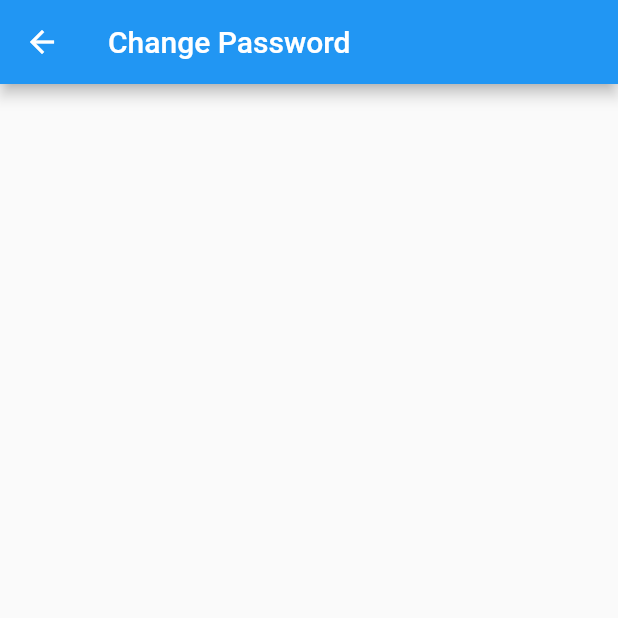
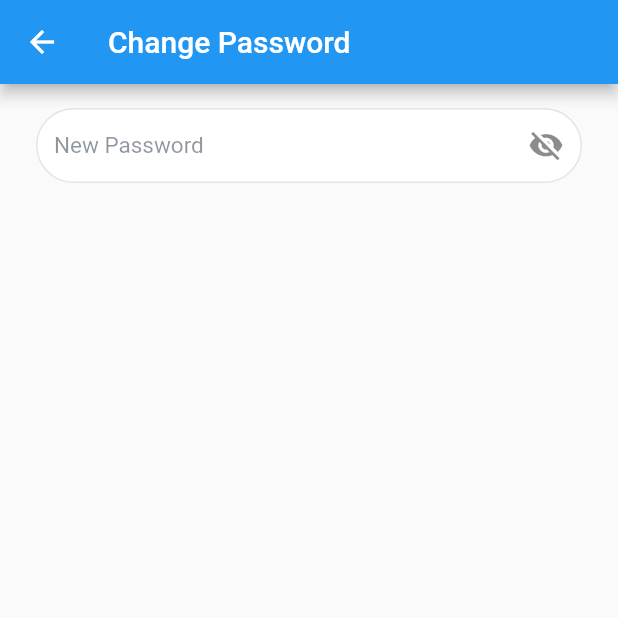
Before and after one commit to xasanov1716/to_do_project, a Flutter app: the ChangePasswordScreen screen opened directly, on a phone screen of 412 x 824 dp, the top half of it. Run offline on Flutter 3.47's test engine with Material 2 defaults, Android fonts, the phone set to English and light mode, and no system bars; drawn by our look-alikes of zoom_tap_animation; our stand-ins replace flutter_screenutil, flutter_svg.

Commit message:
settings screen

```diff
--- a/lib/ui/settings/security/change_password.dart
+++ b/lib/ui/settings/security/change_password.dart
@@ -1,5 +1,6 @@
 import 'package:flutter/material.dart';
 import 'package:to_do_project/ui/settings/security/security_screen.dart';
+import 'package:to_do_project/ui/settings/security/widget/universal_input.dart';
 
 
 class ChangePasswordScreen extends StatefulWidget {
@@ -19,7 +20,7 @@ class _ChangePasswordScreenState extends State<ChangePasswordScreen> {
       ),
       body: Column(
         children: [
-
+          UniversalInputView(hintText: 'New Password', inputType: TextInputType.visiblePassword,onChanged: (v){})
         ],
       ),
     );
--- a/lib/ui/settings/security/widget/universal_input.dart
+++ b/lib/ui/settings/security/widget/universal_input.dart
@@ -1,21 +1,22 @@
 import 'package:flutter/material.dart';
+import 'package:flutter_svg/svg.dart';
+import 'package:to_do_project/utils/app_colors.dart';
+import 'package:zoom_tap_animation/zoom_tap_animation.dart';
 
 
 class UniversalInputView extends StatefulWidget {
   const UniversalInputView({
     Key? key,
-    required this.caption,
     required this.hintText,
     required this.inputType,
     this.isStudentId = false,
-    required this.obscureText, required this.onChanged,
+ required this.onChanged,
   }) : super(key: key);
 
 
   final ValueChanged onChanged;
   final String hintText;
   final bool isStudentId;
-  final bool obscureText;
   final TextInputType inputType;
 
   @override
@@ -24,15 +25,18 @@ class UniversalInputView extends StatefulWidget {
 
 class _UniversalInputViewState extends State<UniversalInputView> {
   final TextEditingController textController = TextEditingController();
-
+  bool check = false;
   @override
   void initState() {
-    textController.addListener(() {});
+    textController.addListener(() {
+
+    });
     super.initState();
   }
 
   @override
   Widget build(BuildContext context) {
+
     return Container(
       margin: const EdgeInsets.symmetric(
         horizontal: 24,
@@ -41,18 +45,10 @@ class _UniversalInputViewState extends State<UniversalInputView> {
       child: Column(
         crossAxisAlignment: CrossAxisAlignment.start,
         children: [
-          Text(
-            widget.caption,
-            style:  TextStyle(
-              fontSize: 15,
-              fontWeight: FontWeight.w500,
-              color: AppColor.C_FFFFFF,
-            ),
-          ),
           const SizedBox(height: 8),
           TextField(
             onChanged: widget.onChanged,
-            obscureText: widget.obscureText,
+            obscureText: check,
             controller: textController,
             keyboardType: widget.inputType,
             textInputAction: TextInputAction.done,
@@ -60,41 +56,44 @@ class _UniversalInputViewState extends State<UniversalInputView> {
             style:  TextStyle(
               fontSize: 15,
               fontWeight: FontWeight.w500,
-              color: AppColor.C_FFFFFF,
+              color: AppColors.C_202D41,
             ),
             decoration: InputDecoration(
+              suffixIcon: check ? ZoomTapAnimation(onTap: (){check = true;setState(() {
+
+              });},child: const Icon(Icons.visibility)) : ZoomTapAnimation(onTap: (){},child: Icon(Icons.visibility_off_sharp)),
               contentPadding: const EdgeInsets.symmetric(
                 horizontal: 12,
                 vertical: 16,
               ),
               hintText: widget.hintText,
-              hintStyle: const TextStyle(
+              hintStyle:  TextStyle(
                 fontSize: 15,
                 fontWeight: FontWeight.w400,
-                color: Colors.grey,
+                color: AppColors.C_202D41.withOpacity(0.5),
               ),
-              fillColor: AppColor.C_0C042E,
+              fillColor: AppColors.white,
               filled: true,
               enabledBorder: OutlineInputBorder(
                   borderRadius: BorderRadius.circular(32),
                   borderSide:
-                  const BorderSide(width: 1, color: Color(0xFFCBD5E1))),
+                  const BorderSide(width: 1, color: Color(0xFFE2E4E7))),
               disabledBorder: OutlineInputBorder(
-                  borderRadius: BorderRadius.circular(32),
+                  borderRadius: BorderRadius.circular(10),
                   borderSide:
-                  const BorderSide(width: 1, color: Color(0xFFCBD5E1))),
+                  const BorderSide(width: 1, color: AppColors.C_202D41)),
               focusedBorder: OutlineInputBorder(
-                  borderRadius: BorderRadius.circular(32),
+                  borderRadius: BorderRadius.circular(10),
                   borderSide:
-                  const BorderSide(width: 1, color: Color(0xFFCBD5E1))),
+                  const BorderSide(width: 1, color: AppColors.white)),
               errorBorder: OutlineInputBorder(
-                  borderRadius: BorderRadius.circular(32),
+                  borderRadius: BorderRadius.circular(10),
                   borderSide:
-                  const BorderSide(width: 1, color: Color(0xFFCBD5E1))),
+                  const BorderSide(width: 1, color: AppColors.white)),
               border: OutlineInputBorder(
                   borderRadius: BorderRadius.circular(32),
                   borderSide:
-                  const BorderSide(width: 1, color: Color(0xFFCBD5E1))),
+                  const BorderSide(width: 1, color: AppColors.white)),
             ),
           )
         ],
```
